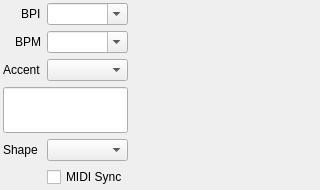
Above: jamtaba/src/Common/gui/NinjamPanel.ui from LeonidStern/Jamsa before the change. Below: the same form after it.
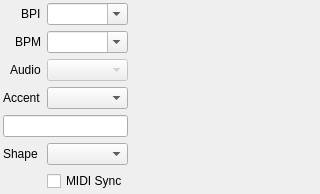
That is the form after the change. Custom widgets are drawn as their Qt base class.

Commit message: JamTaba: play and send Opus and FLAC, following the room's codec

Patch:
```diff
--- a/jamtaba/src/Common/gui/NinjamPanel.ui
+++ b/jamtaba/src/Common/gui/NinjamPanel.ui
@@ -50,7 +50,33 @@
       <property name="spacing">
        <number>6</number>
       </property>
-      <item row="4" column="0">
+      <item row="2" column="0" alignment="Qt::AlignRight">
+       <widget class="QLabel" name="labelCodec">
+        <property name="toolTip">
+         <string>The audio format everyone in the room sends</string>
+        </property>
+        <property name="text">
+         <string>Audio</string>
+        </property>
+       </widget>
+      </item>
+      <item row="2" column="1">
+       <widget class="QComboBox" name="comboCodec">
+        <property name="enabled">
+         <bool>false</bool>
+        </property>
+        <property name="toolTip">
+         <string>The audio format everyone in the room sends</string>
+        </property>
+        <property name="accessibleDescription">
+         <string>Change the room's audio format here</string>
+        </property>
+        <property name="sizeAdjustPolicy">
+         <enum>QComboBox::AdjustToContents</enum>
+        </property>
+       </widget>
+      </item>
+      <item row="5" column="0">
        <widget class="QLabel" name="labelShape">
         <property name="text">
          <string>Shape</string>
@@ -67,7 +93,7 @@
         </property>
        </widget>
       </item>
-      <item row="2" column="1">
+      <item row="3" column="1">
        <widget class="QComboBox" name="comboAccentBeats">
         <property name="accessibleDescription">
          <string>Change the accent here</string>
@@ -77,7 +103,7 @@
         </property>
        </widget>
       </item>
-      <item row="2" column="0" alignment="Qt::AlignRight">
+      <item row="3" column="0" alignment="Qt::AlignRight">
        <widget class="QLabel" name="labelAccent">
         <property name="text">
          <string>Accent</string>
@@ -103,7 +129,7 @@
         </property>
        </widget>
       </item>
-      <item row="3" column="0" colspan="2">
+      <item row="4" column="0" colspan="2">
        <widget class="QLineEdit" name="lineEditAccentBeats">
         <property name="sizePolicy">
          <sizepolicy hsizetype="Expanding" vsizetype="Preferred">
@@ -145,7 +171,7 @@
         </property>
        </widget>
       </item>
-      <item row="4" column="1">
+      <item row="5" column="1">
        <widget class="QComboBox" name="comboShape">
         <property name="accessibleDescription">
          <string>Change the visual interval shape here</string>
@@ -155,7 +181,7 @@
         </property>
        </widget>
       </item>
-      <item row="5" column="1">
+      <item row="6" column="1">
        <widget class="QCheckBox" name="checkboxSync">
         <property name="sizePolicy">
          <sizepolicy hsizetype="Preferred" vsizetype="Fixed">
```
The commit also changes 39 other files.
